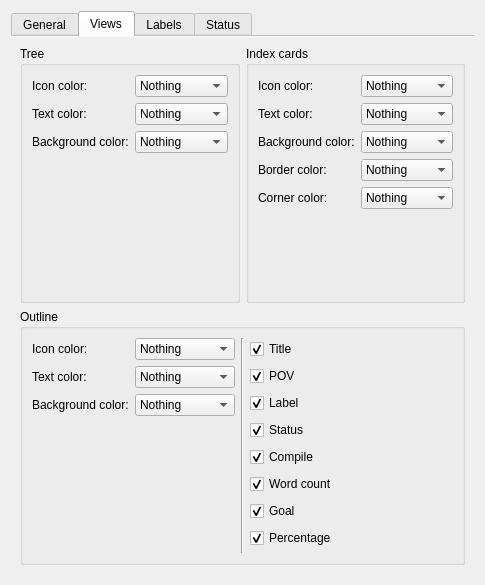
Qt form src/ui/settings.ui (olivierkes/manuskript) before a commit.
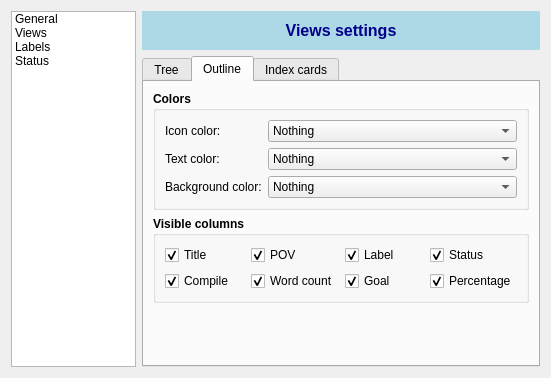
The same form after that commit. The open tabs and pages were chosen to show the change. Icons and pictures are not drawn.

Commit message: Cork view: editable background

The edit to the form file:
```diff
--- a/src/ui/settings.ui
+++ b/src/ui/settings.ui
@@ -6,48 +6,119 @@
    <rect>
     <x>0</x>
     <y>0</y>
-    <width>485</width>
-    <height>585</height>
+    <width>551</width>
+    <height>378</height>
    </rect>
   </property>
   <property name="windowTitle">
    <string>Form</string>
   </property>
-  <layout class="QVBoxLayout" name="verticalLayout">
+  <layout class="QHBoxLayout" name="horizontalLayout_8">
    <item>
-    <widget class="QTabWidget" name="tabWidget">
-     <property name="currentIndex">
-      <number>1</number>
-     </property>
-     <property name="documentMode">
-      <bool>true</bool>
-     </property>
-     <widget class="QWidget" name="tab_3">
-      <attribute name="title">
+    <widget class="QListWidget" name="lstMenu">
+     <item>
+      <property name="text">
        <string>General</string>
-      </attribute>
+      </property>
+     </item>
+     <item>
+      <property name="text">
+       <string>Views</string>
+      </property>
+     </item>
+     <item>
+      <property name="text">
+       <string>Labels</string>
+      </property>
+     </item>
+     <item>
+      <property name="text">
+       <string>Status</string>
+      </property>
+     </item>
+    </widget>
+   </item>
+   <item>
+    <widget class="QStackedWidget" name="stack">
+     <property name="currentIndex">
+      <number>1</number>
+     </property>
+     <widget class="QWidget" name="stackedWidgetPage1">
       <layout class="QVBoxLayout" name="verticalLayout_7">
+       <property name="margin">
+        <number>0</number>
+       </property>
+       <item>
+        <widget class="QLabel" name="lblTitleGeneral">
+         <property name="sizePolicy">
+          <sizepolicy hsizetype="Preferred" vsizetype="Fixed">
+           <horstretch>0</horstretch>
+           <verstretch>0</verstretch>
+          </sizepolicy>
+         </property>
+         <property name="styleSheet">
+          <string notr="true">background-color:lightBlue;
+border:none;
+padding:10px;
+color:darkBlue;
+font-size:16px;
+font-weight:bold;
+text-align:center;</string>
+         </property>
+         <property name="text">
+          <string>General settings</string>
+         </property>
+         <property name="alignment">
+          <set>Qt::AlignCenter</set>
+         </property>
+        </widget>
+       </item>
        <item>
         <widget class="QGroupBox" name="groupBox_2">
+         <property name="font">
+          <font>
+           <weight>75</weight>
+           <bold>true</bold>
+          </font>
+         </property>
          <property name="title">
           <string>Application style</string>
          </property>
          <layout class="QVBoxLayout" name="verticalLayout_5">
           <item>
            <widget class="QLabel" name="label_2">
+            <property name="font">
+             <font>
+              <weight>50</weight>
+              <bold>false</bold>
+             </font>
+            </property>
             <property name="text">
              <string>You might need to restart the app in order to avoid some visual issues.</string>
             </property>
            </widget>
           </item>
           <item>
-           <widget class="QComboBox" name="cmbStyle"/>
+           <widget class="QComboBox" name="cmbStyle">
+            <property name="font">
+             <font>
+              <weight>50</weight>
+              <bold>false</bold>
+             </font>
+            </property>
+           </widget>
           </item>
          </layout>
         </widget>
        </item>
        <item>
         <widget class="QGroupBox" name="groupBox">
+         <property name="font">
+          <font>
+           <weight>75</weight>
+           <bold>true</bold>
+          </font>
+         </property>
          <property name="title">
           <string>Saving</string>
          </property>
@@ -56,6 +127,12 @@
            <layout class="QHBoxLayout" name="horizontalLayout_5">
             <item>
              <widget class="QCheckBox" name="chkAutoSave">
+              <property name="font">
+               <font>
+                <weight>50</weight>
+                <bold>false</bold>
+               </font>
+              </property>
               <property name="text">
                <string>Automatically save every</string>
               </property>
@@ -78,6 +155,12 @@
                 <height>16777215</height>
                </size>
               </property>
+              <property name="font">
+               <font>
+                <weight>50</weight>
+                <bold>false</bold>
+               </font>
+              </property>
               <property name="styleSheet">
                <string notr="true">border-radius: 6px;</string>
               </property>
@@ -91,6 +174,12 @@
             </item>
             <item>
              <widget class="QLabel" name="label">
+              <property name="font">
+               <font>
+                <weight>50</weight>
+                <bold>false</bold>
+               </font>
+              </property>
               <property name="text">
                <string>minutes.</string>
               </property>
@@ -98,6 +187,12 @@
             </item>
             <item>
              <spacer name="horizontalSpacer_3">
+              <property name="font">
+               <font>
+                <weight>50</weight>
+                <bold>false</bold>
+               </font>
+              </property>
               <property name="orientation">
                <enum>Qt::Horizontal</enum>
               </property>
@@ -115,6 +210,12 @@
            <layout class="QHBoxLayout" name="horizontalLayout_7">
             <item>
              <widget class="QCheckBox" name="chkAutoSaveNoChanges">
+              <property name="font">
+               <font>
+                <weight>50</weight>
+                <bold>false</bold>
+               </font>
+              </property>
               <property name="text">
                <string>If no changes during</string>
               </property>
@@ -137,6 +238,12 @@
                 <height>16777215</height>
                </size>
               </property>
+              <property name="font">
+               <font>
+                <weight>50</weight>
+                <bold>false</bold>
+               </font>
+              </property>
               <property name="styleSheet">
                <string notr="true">border-radius: 6px;</string>
               </property>
@@ -150,6 +257,12 @@
             </item>
             <item>
              <widget class="QLabel" name="label_14">
+              <property name="font">
+               <font>
+                <weight>50</weight>
+                <bold>false</bold>
+               </font>
+              </property>
               <property name="text">
                <string>seconds.</string>
               </property>
@@ -157,6 +270,12 @@
             </item>
             <item>
              <spacer name="horizontalSpacer_4">
+              <property name="font">
+               <font>
+                <weight>50</weight>
+                <bold>false</bold>
+               </font>
+              </property>
               <property name="orientation">
                <enum>Qt::Horizontal</enum>
               </property>
@@ -172,6 +291,12 @@
           </item>
           <item>
            <widget class="QCheckBox" name="chkSaveOnQuit">
+            <property name="font">
+             <font>
+              <weight>50</weight>
+              <bold>false</bold>
+             </font>
+            </property>
             <property name="text">
              <string>Save on quit</string>
             </property>
@@ -198,21 +323,69 @@
        </item>
       </layout>
      </widget>
-     <widget class="QWidget" name="tab_4">
-      <attribute name="title">
-       <string>Views</string>
-      </attribute>
+     <widget class="QWidget" name="stackedWidgetPage2">
       <layout class="QVBoxLayout" name="verticalLayout_9">
+       <property name="margin">
+        <number>0</number>
+       </property>
        <item>
-        <layout class="QHBoxLayout" name="horizontalLayout_6">
+        <widget class="QLabel" name="lblTitleViews">
+         <property name="sizePolicy">
+          <sizepolicy hsizetype="Preferred" vsizetype="Fixed">
+           <horstretch>0</horstretch>
+           <verstretch>0</verstretch>
+          </sizepolicy>
+         </property>
+         <property name="styleSheet">
+          <string notr="true">background-color:lightBlue;
+border:none;
+padding:10px;
+color:darkBlue;
+font-size:16px;
+font-weight:bold;
+text-align:center;</string>
+         </property>
+         <property name="text">
+          <string>Views settings</string>
+         </property>
+         <property name="alignment">
+          <set>Qt::AlignCenter</set>
+         </property>
+        </widget>
+       </item>
          <item>
-          <widget class="QGroupBox" name="groupBox_3">
-           <property name="title">
+        <widget class="QTabWidget" name="tabViews">
+         <property name="currentIndex">
+          <number>0</number>
+         </property>
+         <widget class="QWidget" name="tab">
+          <attribute name="title">
             <string>Tree</string>
+          </attribute>
+          <layout class="QVBoxLayout" name="verticalLayout">
+           <item>
+            <widget class="QGroupBox" name="groupBox_3">
+             <property name="font">
+              <font>
+               <weight>75</weight>
+               <bold>true</bold>
+              </font>
+             </property>
+             <property name="title">
+              <string>Colors</string>
            </property>
            <layout class="QFormLayout" name="formLayout">
+              <property name="fieldGrowthPolicy">
+               <enum>QFormLayout::ExpandingFieldsGrow</enum>
+              </property>
             <item row="0" column="0">
              <widget class="QLabel" name="label_3">
+                <property name="font">
+                 <font>
+                  <weight>50</weight>
+                  <bold>false</bold>
+                 </font>
+                </property>
               <property name="text">
                <string>Icon color:</string>
               </property>
@@ -220,6 +393,18 @@
             </item>
             <item row="0" column="1">
              <widget class="QComboBox" name="cmbTreeIcon">
+                <property name="sizePolicy">
+                 <sizepolicy hsizetype="Expanding" vsizetype="Fixed">
+                  <horstretch>0</horstretch>
+                  <verstretch>0</verstretch>
+                 </sizepolicy>
+                </property>
+                <property name="font">
+                 <font>
+                  <weight>50</weight>
+                  <bold>false</bold>
+                 </font>
+                </property>
               <item>
                <property name="text">
                 <string>Nothing</string>
@@ -249,6 +434,12 @@
             </item>
             <item row="1" column="0">
              <widget class="QLabel" name="label_4">
+                <property name="font">
+                 <font>
+                  <weight>50</weight>
+                  <bold>false</bold>
+                 </font>
+                </property>
               <property name="text">
                <string>Text color:</string>
               </property>
@@ -256,6 +447,18 @@
             </item>
             <item row="1" column="1">
              <widget class="QComboBox" name="cmbTreeText">
+                <property name="sizePolicy">
+                 <sizepolicy hsizetype="Expanding" vsizetype="Fixed">
+                  <horstretch>0</horstretch>
+                  <verstretch>0</verstretch>
+                 </sizepolicy>
+                </property>
+                <property name="font">
+                 <font>
+                  <weight>50</weight>
+                  <bold>false</bold>
+                 </font>
+                </property>
               <item>
                <property name="text">
                 <string>Nothing</string>
@@ -285,6 +488,12 @@
             </item>
             <item row="2" column="0">
              <widget class="QLabel" name="label_5">
+                <property name="font">
+                 <font>
+                  <weight>50</weight>
+                  <bold>false</bold>
+                 </font>
+                </property>
               <property name="text">
                <string>Background color:</string>
               </property>
@@ -292,6 +501,18 @@
             </item>
             <item row="2" column="1">
              <widget class="QComboBox" name="cmbTreeBackground">
+                <property name="sizePolicy">
+                 <sizepolicy hsizetype="Expanding" vsizetype="Fixed">
+                  <horstretch>0</horstretch>
+                  <verstretch>0</verstretch>
+                 </sizepolicy>
+                </property>
+                <property name="font">
+                 <font>
+                  <weight>50</weight>
+                  <bold>false</bold>
+                 </font>
+                </property>
               <item>
                <property name="text">
                 <string>Nothing</string>
@@ -323,13 +544,391 @@
           </widget>
          </item>
          <item>
-          <widget class="QGroupBox" name="groupBox_5">
+            <spacer name="verticalSpacer_3">
+             <property name="orientation">
+              <enum>Qt::Vertical</enum>
+             </property>
+             <property name="sizeHint" stdset="0">
+              <size>
+               <width>20</width>
+               <height>40</height>
+              </size>
+             </property>
+            </spacer>
+           </item>
+          </layout>
+         </widget>
+         <widget class="QWidget" name="tab_2">
+          <attribute name="title">
+           <string>Outline</string>
+          </attribute>
+          <layout class="QVBoxLayout" name="verticalLayout_11">
+           <item>
+            <widget class="QGroupBox" name="groupBox_4">
+             <property name="font">
+              <font>
+               <weight>75</weight>
+               <bold>true</bold>
+              </font>
+             </property>
            <property name="title">
+              <string>Colors</string>
+             </property>
+             <layout class="QFormLayout" name="formLayout_3">
+              <property name="fieldGrowthPolicy">
+               <enum>QFormLayout::ExpandingFieldsGrow</enum>
+              </property>
+              <item row="0" column="0">
+               <widget class="QLabel" name="label_6">
+                <property name="font">
+                 <font>
+                  <weight>50</weight>
+                  <bold>false</bold>
+                 </font>
+                </property>
+                <property name="text">
+                 <string>Icon color:</string>
+                </property>
+               </widget>
+              </item>
+              <item row="0" column="1">
+               <widget class="QComboBox" name="cmbOutlineIcon">
+                <property name="sizePolicy">
+                 <sizepolicy hsizetype="Expanding" vsizetype="Fixed">
+                  <horstretch>0</horstretch>
+                  <verstretch>0</verstretch>
+                 </sizepolicy>
+                </property>
+                <property name="font">
+                 <font>
+                  <weight>50</weight>
+                  <bold>false</bold>
+                 </font>
+                </property>
+                <item>
+                 <property name="text">
+                  <string>Nothing</string>
+                 </property>
+                </item>
+                <item>
+                 <property name="text">
+                  <string>POV</string>
+                 </property>
+                </item>
+                <item>
+                 <property name="text">
+                  <string>Label</string>
+                 </property>
+                </item>
+                <item>
+                 <property name="text">
+                  <string>Progress</string>
+                 </property>
+                </item>
+                <item>
+                 <property name="text">
+                  <string>Compile</string>
+                 </property>
+                </item>
+               </widget>
+              </item>
+              <item row="1" column="0">
+               <widget class="QLabel" name="label_7">
+                <property name="font">
+                 <font>
+                  <weight>50</weight>
+                  <bold>false</bold>
+                 </font>
+                </property>
+                <property name="text">
+                 <string>Text color:</string>
+                </property>
+               </widget>
+              </item>
+              <item row="1" column="1">
+               <widget class="QComboBox" name="cmbOutlineText">
+                <property name="sizePolicy">
+                 <sizepolicy hsizetype="Expanding" vsizetype="Fixed">
+                  <horstretch>0</horstretch>
+                  <verstretch>0</verstretch>
+                 </sizepolicy>
+                </property>
+                <property name="font">
+                 <font>
+                  <weight>50</weight>
+                  <bold>false</bold>
+                 </font>
+                </property>
+                <item>
+                 <property name="text">
+                  <string>Nothing</string>
+                 </property>
+                </item>
+                <item>
+                 <property name="text">
+                  <string>POV</string>
+                 </property>
+                </item>
+                <item>
+                 <property name="text">
+                  <string>Label</string>
+                 </property>
+                </item>
+                <item>
+                 <property name="text">
+                  <string>Progress</string>
+                 </property>
+                </item>
+                <item>
+                 <property name="text">
+                  <string>Compile</string>
+                 </property>
+                </item>
+               </widget>
+              </item>
+              <item row="2" column="1">
+               <widget class="QComboBox" name="cmbOutlineBackground">
+                <property name="sizePolicy">
+                 <sizepolicy hsizetype="Expanding" vsizetype="Fixed">
+                  <horstretch>0</horstretch>
+                  <verstretch>0</verstretch>
+                 </sizepolicy>
+                </property>
+                <property name="font">
+                 <font>
+                  <weight>50</weight>
+                  <bold>false</bold>
+                 </font>
+                </property>
+                <item>
+                 <property name="text">
+                  <string>Nothing</string>
+                 </property>
+                </item>
+                <item>
+                 <property name="text">
+                  <string>POV</string>
+                 </property>
+                </item>
+                <item>
+                 <property name="text">
+                  <string>Label</string>
+                 </property>
+                </item>
+                <item>
+                 <property name="text">
+                  <string>Progress</string>
+                 </property>
+                </item>
+                <item>
+                 <property name="text">
+                  <string>Compile</string>
+                 </property>
+                </item>
+               </widget>
+              </item>
+              <item row="2" column="0">
+               <widget class="QLabel" name="label_8">
+                <property name="font">
+                 <font>
+                  <weight>50</weight>
+                  <bold>false</bold>
+                 </font>
+                </property>
+                <property name="text">
+                 <string>Background color:</string>
+                </property>
+               </widget>
+              </item>
+             </layout>
+            </widget>
+           </item>
+           <item>
+            <widget class="QGroupBox" name="groupBox_6">
+             <property name="font">
+              <font>
+               <weight>75</weight>
+               <bold>true</bold>
+              </font>
+             </property>
+             <property name="title">
+              <string>Visible columns</string>
+             </property>
+             <layout class="QGridLayout" name="gridLayout">
+              <item row="4" column="2">
+               <widget class="QCheckBox" name="chkOutlineGoal">
+                <property name="font">
+                 <font>
+                  <weight>50</weight>
+                  <bold>false</bold>
+                 </font>
+                </property>
+                <property name="text">
+                 <string>Goal</string>
+                </property>
+                <property name="checked">
+                 <bool>true</bool>
+                </property>
+               </widget>
+              </item>
+              <item row="4" column="1">
+               <widget class="QCheckBox" name="chkOutlineWordCount">
+                <property name="font">
+                 <font>
+                  <weight>50</weight>
+                  <bold>false</bold>
+                 </font>
+                </property>
+                <property name="text">
+                 <string>Word count</string>
+                </property>
+                <property name="checked">
+                 <bool>true</bool>
+                </property>
+               </widget>
+              </item>
+              <item row="4" column="3">
+               <widget class="QCheckBox" name="chkOutlinePercentage">
+                <property name="font">
+                 <font>
+                  <weight>50</weight>
+                  <bold>false</bold>
+                 </font>
+                </property>
+                <property name="text">
+                 <string>Percentage</string>
+                </property>
+                <property name="checked">
+                 <bool>true</bool>
+                </property>
+               </widget>
+              </item>
+              <item row="4" column="0">
+               <widget class="QCheckBox" name="chkOutlineCompile">
+                <property name="font">
+                 <font>
+                  <weight>50</weight>
+                  <bold>false</bold>
+                 </font>
+                </property>
+                <property name="text">
+                 <string>Compile</string>
+                </property>
+                <property name="checked">
+                 <bool>true</bool>
+                </property>
+               </widget>
+              </item>
+              <item row="3" column="3">
+               <widget class="QCheckBox" name="chkOutlineStatus">
+                <property name="font">
+                 <font>
+                  <weight>50</weight>
+                  <bold>false</bold>
+                 </font>
+                </property>
+                <property name="text">
+                 <string>Status</string>
+                </property>
+                <property name="checked">
+                 <bool>true</bool>
+                </property>
+               </widget>
+              </item>
+              <item row="3" column="2">
+               <widget class="QCheckBox" name="chkOutlineLabel">
+                <property name="font">
+                 <font>
+                  <weight>50</weight>
+                  <bold>false</bold>
+                 </font>
+                </property>
+                <property name="text">
+                 <string>Label</string>
+                </property>
+                <property name="checked">
+                 <bool>true</bool>
+                </property>
+               </widget>
+              </item>
+              <item row="3" column="1">
+               <widget class="QCheckBox" name="chkOutlinePOV">
+                <property name="font">
+                 <font>
+                  <weight>50</weight>
+                  <bold>false</bold>
+                 </font>
+                </property>
+                <property name="text">
+                 <string>POV</string>
+                </property>
+                <property name="checked">
+                 <bool>true</bool>
+                </property>
+               </widget>
+              </item>
+              <item row="3" column="0">
+               <widget class="QCheckBox" name="chkOutlineTitle">
+                <property name="font">
+                 <font>
+                  <weight>50</weight>
+                  <bold>false</bold>
+                 </font>
+                </property>
+                <property name="text">
+                 <string>Title</string>
+                </property>
+                <property name="checked">
+                 <bool>true</bool>
+                </property>
+               </widget>
+              </item>
+             </layout>
+            </widget>
+           </item>
+           <item>
+            <spacer name="verticalSpacer_4">
+             <property name="orientation">
+              <enum>Qt::Vertical</enum>
+             </property>
+             <property name="sizeHint" stdset="0">
+              <size>
+               <width>20</width>
+               <height>40</height>
+              </size>
+             </property>
+            </spacer>
+           </item>
+          </layout>
+         </widget>
+         <widget class="QWidget" name="tab_3">
+          <attribute name="title">
             <string>Index cards</string>
+          </attribute>
+          <layout class="QHBoxLayout" name="horizontalLayout_4">
+           <item>
+            <widget class="QGroupBox" name="groupBox_5">
+             <property name="font">
+              <font>
+               <weight>75</weight>
+               <bold>true</bold>
+              </font>
+             </property>
+             <property name="title">
+              <string>Item colors</string>
            </property>
            <layout class="QFormLayout" name="formLayout_2">
+              <property name="fieldGrowthPolicy">
+               <enum>QFormLayout::ExpandingFieldsGrow</enum>
+              </property>
             <item row="0" column="0">
              <widget class="QLabel" name="label_9">
+                <property name="font">
+                 <font>
+                  <weight>50</weight>
+                  <bold>false</bold>
+                 </font>
+                </property>
               <property name="text">
                <string>Icon color:</string>
               </property>
@@ -337,6 +936,12 @@
             </item>
             <item row="0" column="1">
              <widget class="QComboBox" name="cmbCorkIcon">
+                <property name="font">
+                 <font>
+                  <weight>50</weight>
+                  <bold>false</bold>
+                 </font>
+                </property>
               <item>
                <property name="text">
                 <string>Nothing</string>
@@ -366,6 +971,12 @@
             </item>
             <item row="1" column="0">
              <widget class="QLabel" name="label_10">
+                <property name="font">
+                 <font>
+                  <weight>50</weight>
+                  <bold>false</bold>
+                 </font>
+                </property>
               <property name="text">
                <string>Text color:</string>
               </property>
@@ -373,6 +984,12 @@
             </item>
             <item row="1" column="1">
              <widget class="QComboBox" name="cmbCorkText">
+                <property name="font">
+                 <font>
+                  <weight>50</weight>
+                  <bold>false</bold>
+                 </font>
+                </property>
               <item>
                <property name="text">
                 <string>Nothing</string>
@@ -402,6 +1019,12 @@
             </item>
             <item row="2" column="0">
              <widget class="QLabel" name="label_11">
+                <property name="font">
+                 <font>
+                  <weight>50</weight>
+                  <bold>false</bold>
+                 </font>
+                </property>
               <property name="text">
                <string>Background color:</string>
               </property>
@@ -409,6 +1032,12 @@
             </item>
             <item row="2" column="1">
              <widget class="QComboBox" name="cmbCorkBackground">
+                <property name="font">
+                 <font>
+                  <weight>50</weight>
+                  <bold>false</bold>
+                 </font>
+                </property>
               <item>
                <property name="text">
                 <string>Nothing</string>
@@ -438,6 +1067,12 @@
             </item>
             <item row="3" column="0">
              <widget class="QLabel" name="label_12">
+                <property name="font">
+                 <font>
+                  <weight>50</weight>
+                  <bold>false</bold>
+                 </font>
+                </property>
               <property name="text">
                <string>Border color:</string>
               </property>
@@ -445,6 +1080,12 @@
             </item>
             <item row="3" column="1">
              <widget class="QComboBox" name="cmbCorkBorder">
+                <property name="font">
+                 <font>
+                  <weight>50</weight>
+                  <bold>false</bold>
+                 </font>
+                </property>
               <item>
                <property name="text">
                 <string>Nothing</string>
@@ -474,6 +1115,12 @@
             </item>
             <item row="4" column="0">
              <widget class="QLabel" name="label_13">
+                <property name="font">
+                 <font>
+                  <weight>50</weight>
+                  <bold>false</bold>
+                 </font>
+                </property>
               <property name="text">
                <string>Corner color:</string>
               </property>
@@ -481,6 +1128,12 @@
             </item>
             <item row="4" column="1">
              <widget class="QComboBox" name="cmbCorkCorner">
+                <property name="font">
+                 <font>
+                  <weight>50</weight>
+                  <bold>false</bold>
+                 </font>
+                </property>
               <item>
                <property name="text">
                 <string>Nothing</string>
@@ -511,227 +1164,134 @@
            </layout>
           </widget>
          </item>
-        </layout>
-       </item>
        <item>
-        <widget class="QGroupBox" name="groupBox_4">
+            <widget class="QGroupBox" name="groupBox_7">
+             <property name="font">
+              <font>
+               <weight>75</weight>
+               <bold>true</bold>
+              </font>
+             </property>
          <property name="title">
-          <string>Outline</string>
-         </property>
-         <layout class="QHBoxLayout" name="horizontalLayout_4">
-          <item>
-           <layout class="QFormLayout" name="formLayout_3">
-            <item row="0" column="0">
-             <widget class="QLabel" name="label_6">
-              <property name="text">
-               <string>Icon color:</string>
-              </property>
-             </widget>
-            </item>
-            <item row="0" column="1">
-             <widget class="QComboBox" name="cmbOutlineIcon">
-              <item>
-               <property name="text">
-                <string>Nothing</string>
-               </property>
-              </item>
-              <item>
-               <property name="text">
-                <string>POV</string>
-               </property>
-              </item>
-              <item>
-               <property name="text">
-                <string>Label</string>
-               </property>
-              </item>
-              <item>
-               <property name="text">
-                <string>Progress</string>
-               </property>
-              </item>
-              <item>
-               <property name="text">
-                <string>Compile</string>
-               </property>
-              </item>
-             </widget>
-            </item>
-            <item row="1" column="0">
-             <widget class="QLabel" name="label_7">
-              <property name="text">
-               <string>Text color:</string>
-              </property>
-             </widget>
-            </item>
-            <item row="1" column="1">
-             <widget class="QComboBox" name="cmbOutlineText">
-              <item>
-               <property name="text">
-                <string>Nothing</string>
-               </property>
-              </item>
-              <item>
-               <property name="text">
-                <string>POV</string>
-               </property>
-              </item>
-              <item>
-               <property name="text">
-                <string>Label</string>
-               </property>
-              </item>
-              <item>
-               <property name="text">
-                <string>Progress</string>
-               </property>
-              </item>
-              <item>
-               <property name="text">
-                <string>Compile</string>
-               </property>
-              </item>
-             </widget>
-            </item>
-            <item row="2" column="0">
-             <widget class="QLabel" name="label_8">
-              <property name="text">
-               <string>Background color:</string>
-              </property>
-             </widget>
-            </item>
-            <item row="2" column="1">
-             <widget class="QComboBox" name="cmbOutlineBackground">
-              <item>
-               <property name="text">
-                <string>Nothing</string>
-               </property>
-              </item>
-              <item>
-               <property name="text">
-                <string>POV</string>
-               </property>
-              </item>
-              <item>
-               <property name="text">
-                <string>Label</string>
-               </property>
-              </item>
-              <item>
-               <property name="text">
-                <string>Progress</string>
-               </property>
-              </item>
-              <item>
-               <property name="text">
-                <string>Compile</string>
-               </property>
-              </item>
-             </widget>
-            </item>
-           </layout>
-          </item>
-          <item>
-           <widget class="Line" name="line">
-            <property name="orientation">
-             <enum>Qt::Vertical</enum>
-            </property>
-           </widget>
-          </item>
-          <item>
+              <string>Background</string>
+             </property>
            <layout class="QVBoxLayout" name="verticalLayout_8">
             <item>
-             <widget class="QCheckBox" name="chkOutlineTitle">
-              <property name="text">
-               <string>Title</string>
-              </property>
-              <property name="checked">
-               <bool>true</bool>
-              </property>
-             </widget>
-            </item>
-            <item>
-             <widget class="QCheckBox" name="chkOutlinePOV">
+               <widget class="QLabel" name="label_15">
+                <property name="font">
+                 <font>
+                  <weight>50</weight>
+                  <bold>false</bold>
+                 </font>
+                </property>
               <property name="text">
-               <string>POV</string>
-              </property>
-              <property name="checked">
-               <bool>true</bool>
-              </property>
+                 <string>Color:</string>
+                </property>
              </widget>
             </item>
             <item>
-             <widget class="QCheckBox" name="chkOutlineLabel">
-              <property name="text">
-               <string>Label</string>
-              </property>
-              <property name="checked">
-               <bool>true</bool>
-              </property>
-             </widget>
-            </item>
-            <item>
-             <widget class="QCheckBox" name="chkOutlineStatus">
+               <widget class="QPushButton" name="btnCorkColor">
+                <property name="maximumSize">
+                 <size>
+                  <width>16777215</width>
+                  <height>32</height>
+                 </size>
+                </property>
+                <property name="font">
+                 <font>
+                  <weight>50</weight>
+                  <bold>false</bold>
+                 </font>
+                </property>
               <property name="text">
-               <string>Status</string>
-              </property>
-              <property name="checked">
-               <bool>true</bool>
-              </property>
-             </widget>
-            </item>
-            <item>
-             <widget class="QCheckBox" name="chkOutlineCompile">
-              <property name="text">
-               <string>Compile</string>
-              </property>
-              <property name="checked">
-               <bool>true</bool>
-              </property>
+                 <string/>
+                </property>
+                <property name="iconSize">
+                 <size>
+                  <width>64</width>
+                  <height>64</height>
+                 </size>
+                </property>
+                <property name="shortcut">
+                 <string>Ctrl+S</string>
+                </property>
              </widget>
             </item>
             <item>
-             <widget class="QCheckBox" name="chkOutlineWordCount">
+               <widget class="QLabel" name="label_16">
+                <property name="font">
+                 <font>
+                  <weight>50</weight>
+                  <bold>false</bold>
+                 </font>
+                </property>
               <property name="text">
-               <string>Word count</string>
-              </property>
-              <property name="checked">
-               <bool>true</bool>
-              </property>
+                 <string>Image:</string>
+                </property>
              </widget>
             </item>
             <item>
-             <widget class="QCheckBox" name="chkOutlineGoal">
-              <property name="text">
-               <string>Goal</string>
-              </property>
-              <property name="checked">
-               <bool>true</bool>
-              </property>
+               <widget class="QComboBox" name="cmbCorkImage">
+                <property name="font">
+                 <font>
+                  <weight>50</weight>
+                  <bold>false</bold>
+                 </font>
+                </property>
              </widget>
             </item>
             <item>
-             <widget class="QCheckBox" name="chkOutlinePercentage">
-              <property name="text">
-               <string>Percentage</string>
-              </property>
-              <property name="checked">
-               <bool>true</bool>
-              </property>
-             </widget>
-            </item>
-           </layout>
+               <spacer name="verticalSpacer_5">
+                <property name="orientation">
+                 <enum>Qt::Vertical</enum>
+                </property>
+                <property name="sizeHint" stdset="0">
+                 <size>
+                  <width>20</width>
+                  <height>40</height>
+                 </size>
+                </property>
+               </spacer>
+              </item>
+             </layout>
+            </widget>
           </item>
          </layout>
         </widget>
+        </widget>
        </item>
       </layout>
      </widget>
-     <widget class="QWidget" name="tab">
-      <attribute name="title">
-       <string>Labels</string>
-      </attribute>
+     <widget class="QWidget" name="stackedWidgetPage3">
       <layout class="QVBoxLayout" name="verticalLayout_3">
+       <property name="margin">
+        <number>0</number>
+       </property>
+       <item>
+        <widget class="QLabel" name="lblTitleLabels">
+         <property name="sizePolicy">
+          <sizepolicy hsizetype="Preferred" vsizetype="Fixed">
+           <horstretch>0</horstretch>
+           <verstretch>0</verstretch>
+          </sizepolicy>
+         </property>
+         <property name="styleSheet">
+          <string notr="true">background-color:lightBlue;
+border:none;
+padding:10px;
+color:darkBlue;
+font-size:16px;
+font-weight:bold;
+text-align:center;</string>
+         </property>
+         <property name="text">
+          <string>Labels</string>
+         </property>
+         <property name="alignment">
+          <set>Qt::AlignCenter</set>
+         </property>
+        </widget>
+       </item>
        <item>
         <layout class="QHBoxLayout" name="horizontalLayout_2">
          <item>
@@ -836,11 +1396,36 @@
        </item>
       </layout>
      </widget>
-     <widget class="QWidget" name="tab_2">
-      <attribute name="title">
-       <string>Status</string>
-      </attribute>
+     <widget class="QWidget" name="stackedWidgetPage4">
       <layout class="QVBoxLayout" name="verticalLayout_4">
+       <property name="margin">
+        <number>0</number>
+       </property>
+       <item>
+        <widget class="QLabel" name="lblTitleStatus">
+         <property name="sizePolicy">
+          <sizepolicy hsizetype="Preferred" vsizetype="Fixed">
+           <horstretch>0</horstretch>
+           <verstretch>0</verstretch>
+          </sizepolicy>
+         </property>
+         <property name="styleSheet">
+          <string notr="true">background-color:lightBlue;
+border:none;
+padding:10px;
+color:darkBlue;
+font-size:16px;
+font-weight:bold;
+text-align:center;</string>
+         </property>
+         <property name="text">
+          <string>Status</string>
+         </property>
+         <property name="alignment">
+          <set>Qt::AlignCenter</set>
+         </property>
+        </widget>
+       </item>
        <item>
         <widget class="QListView" name="lstStatus"/>
        </item>
```
Left out of the diff: 19 changed lines with no effect on the pictures. Lines whose indentation alone changed are shown as unchanged. The commit also changes 9 other files.
